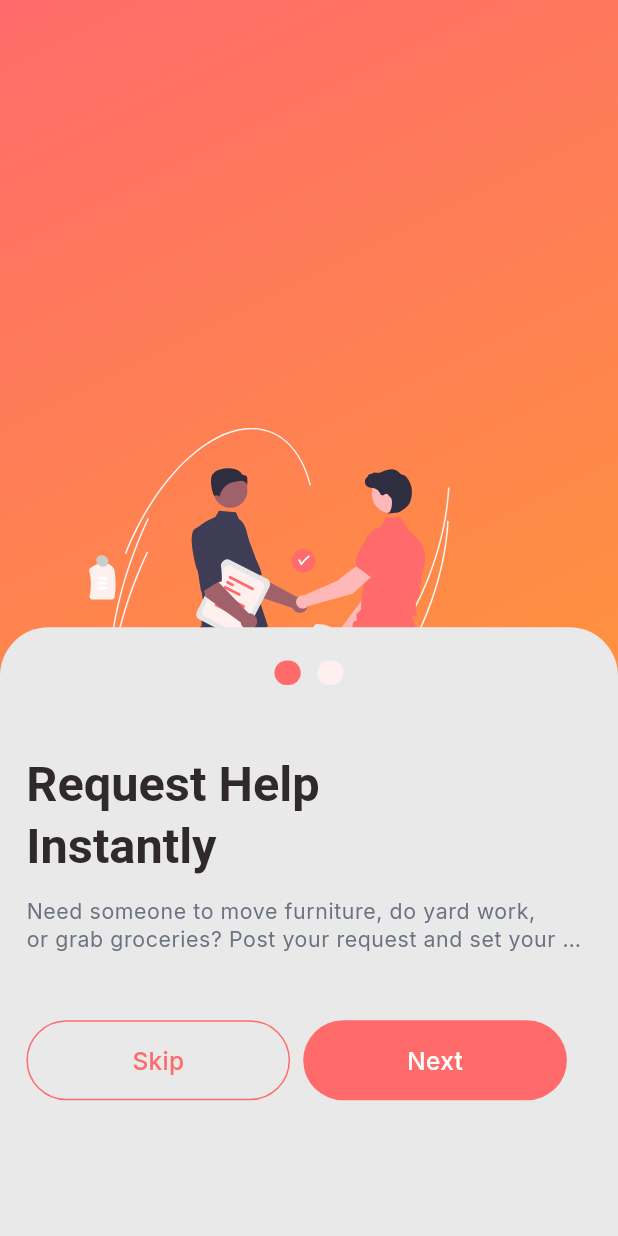
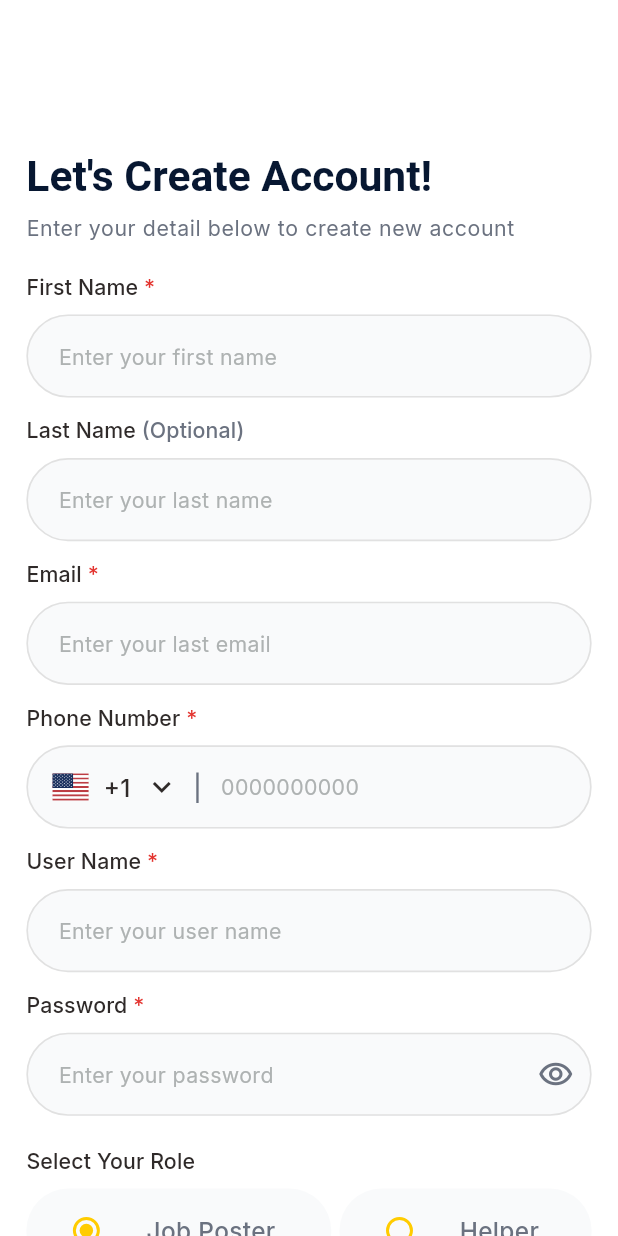
Before and after one commit to backbencherstudio/metalhead10701_app, a Flutter app: the screen it shows after launch, on a phone screen of 412 x 824 dp. Run offline on Flutter 3.47's test engine with Material 3 defaults, Android fonts, the phone set to English and light mode, and no system bars; our stand-ins replace flutter_riverpod, flutter_screenutil, flutter_svg, go_router, google_fonts.

Commit message:
Added create screen

```diff
--- a/lib/core/constant/icons.dart
+++ b/lib/core/constant/icons.dart
@@ -5,8 +5,9 @@ class AppIcons {
 
   static const String appLogo = '$iconPath/splash_logo.svg';
   static const String businessLogo = '$iconPath/undraw_business-deal.svg';
-  static const String transferMoney = '$iconPath/undraw_transfer-money.svg';
+  static const String transferMoney = '$iconPath/undraw_transfer_money.svg';
   static const String welcoming = '$iconPath/undraw_welcoming.svg';
+  static const String useSvg = '$iconPath/usa.svg';
 
 
 }
--- a/lib/core/routes/part_of_import.dart
+++ b/lib/core/routes/part_of_import.dart
@@ -1,6 +1,7 @@
 import 'package:flutter/material.dart';
 import 'package:go_router/go_router.dart';
 import 'package:metal_head/core/routes/route_name.dart';
+import '../../features/screen/create_account_screen/presentation/create_account_screen.dart';
 import '../../features/screen/splash/presentation/splash_screen.dart';
 import '../../features/screen/splash/presentation/splash_screen_2.dart';
 part 'route_config.dart';
--- a/lib/core/routes/route_config.dart
+++ b/lib/core/routes/route_config.dart
@@ -2,7 +2,7 @@ part of 'part_of_import.dart';
 
 class RouteConfig {
   GoRouter goRouter = GoRouter(
-    initialLocation: RouteName.splashScreen,
+    initialLocation: RouteName.createAccountScreen,
 
     routes: [
       //Bottom NavBar
@@ -74,13 +74,13 @@ class RouteConfig {
           return const MaterialPage(child: SplashScreen2());
         },
       ),
-//  GoRoute(
-//         name: RouteName.signInScreen,
-//         path: RouteName.signInScreen,
-//         pageBuilder: (context, state) {
-//           return const MaterialPage(child: SignInScreen());
-//         },
-//       ),
+ GoRoute(
+        name: RouteName.createAccountScreen,
+        path: RouteName.createAccountScreen,
+        pageBuilder: (context, state) {
+          return MaterialPage(child: CreateAccountScreen());
+        },
+      ),
 //        GoRoute(
 //         name: RouteName.acountCreatedScreen,
 //         path: RouteName.acountCreatedScreen,
--- a/lib/core/routes/route_name.dart
+++ b/lib/core/routes/route_name.dart
@@ -1,7 +1,7 @@
 class RouteName {
   static const String splashScreen = "/SplashScreen";
   static const String splashScreen2 = "/SplashScreen2";
-  static const String homeScreen = '/HomeScreen';
+  static const String createAccountScreen = '/CreateAccountScreen';
   static const String paymentsScreen  = "/PaymentsScreen";
   static const String productsScreen = "/ProductsScreen";
   static const String helpScreen = "/HelpScreen";
--- a/lib/core/theme/part/input_decoration_theme.dart
+++ b/lib/core/theme/part/input_decoration_theme.dart
@@ -1,57 +1,46 @@
-// import 'package:flutter/material.dart';
-// import 'package:flutter_screenutil/flutter_screenutil.dart';
-// import 'package:google_fonts/google_fonts.dart';
-// import '../theme_extension/app_colors.dart';
-//
-// class AppInputDecorationTheme {
-//   static InputDecorationTheme inputDecorationTheme = InputDecorationTheme(
-//     contentPadding: EdgeInsets.symmetric(horizontal:20.w, vertical:9.h ),
-//     filled: true,
-//     fillColor: AppColors.fillcolor,
-//     hintStyle: GoogleFonts.roboto(
-//       fontSize: 16.sp,
-//       fontWeight: FontWeight.w400,
-//       color: Color(0xff777980),
-//     ),
-//     labelStyle: GoogleFonts.poppins(
-//       fontSize: 16.sp,
-//       fontWeight: FontWeight.w400,
-//       color: Color(0xff777980),
-//     ),
-//     prefixIconColor: Color(0xffffffff),
-//     suffixIconColor: Color(0xffffffff),
-//     errorStyle: GoogleFonts.poppins(
-//       fontSize: 16.sp,
-//       fontWeight: FontWeight.w400,
-//       color: Colors.red,
-//     ),
-//     border: OutlineInputBorder(
-//       borderRadius: BorderRadius.circular(30.r),
-//       borderSide: BorderSide.none
-//     ),
-//     enabledBorder: OutlineInputBorder(
-//             borderRadius: BorderRadius.circular(30.r),
-//                   borderSide: BorderSide.none
-//
-//
-//     ),
-//     focusedBorder: OutlineInputBorder(
-//                   borderRadius: BorderRadius.circular(30.r),
-//                         borderSide: BorderSide.none
-//
-//
-//     ),
-//     disabledBorder: OutlineInputBorder(
-//                   borderRadius: BorderRadius.circular(30.r),
-//                         borderSide: BorderSide.none
-//
-//
-//     ),
-//     errorBorder:OutlineInputBorder(
-//                   borderRadius: BorderRadius.circular(30.r),
-//                         borderSide: BorderSide.none
-//
-//
-//     ),
-//   );
-// }
+import 'package:flutter/material.dart';
+import 'package:flutter_screenutil/flutter_screenutil.dart';
+import '../theme_extension/app_colors.dart';
+
+class AppInputDecorationTheme {
+
+  static InputDecorationTheme inputDecorationTheme = InputDecorationTheme(
+      hintStyle: TextStyle(
+        color: AppColors.inputTextColor,
+        fontSize: 14.sp,
+        fontWeight: FontWeight.w400,
+      ),
+
+      border: OutlineInputBorder(
+        borderRadius: BorderRadius.circular(100.r),
+        borderSide: BorderSide(color: AppColors.borderColor,),
+      ),
+      enabledBorder: OutlineInputBorder(
+        borderRadius: BorderRadius.circular(100.r),
+        borderSide: BorderSide(color: AppColors.borderColor,width: 1.w),
+      ),
+      focusedBorder: OutlineInputBorder(
+        borderRadius: BorderRadius.circular(100.r),
+        borderSide: BorderSide(color: AppColors.borderColor),
+      ),
+      errorBorder: OutlineInputBorder(
+        borderRadius: BorderRadius.circular(100.r),
+        borderSide: BorderSide(color: AppColors.borderColor),
+      ),
+
+      disabledBorder: OutlineInputBorder(
+        borderRadius: BorderRadius.circular(100.r),
+        borderSide: BorderSide(color: AppColors.borderColor,),
+      ),
+
+      contentPadding: EdgeInsets.symmetric(
+        horizontal: 16.w,
+        vertical: 16.h,
+      ),
+      filled: true,
+      fillColor: AppColors.bgColor4,
+      focusColor: AppColors.bgColor4,
+      hoverColor: AppColors.bgColor4,
+
+  );
+}
--- a/lib/core/theme/theme.dart
+++ b/lib/core/theme/theme.dart
@@ -2,6 +2,7 @@ import 'package:flutter/material.dart';
 import 'package:metal_head/core/theme/part/app_bar_theme.dart';
 import 'package:metal_head/core/theme/part/date_picker_theme.dart';
 import 'package:metal_head/core/theme/part/elevated_button_theme.dart';
+import 'package:metal_head/core/theme/part/input_decoration_theme.dart';
 import 'package:metal_head/core/theme/part/time_picker_theme.dart';
 import 'package:metal_head/core/theme/theme_extension/app_colors.dart';
 import 'package:metal_head/core/theme/theme_extension/text_theme.dart';
@@ -9,7 +10,7 @@ import 'package:metal_head/core/theme/theme_extension/text_theme.dart';
 class AppTheme {
   AppTheme._();
   static ThemeData lightTheme = ThemeData(
-    // inputDecorationTheme: AppInputDecorationTheme.inputDecorationTheme,
+     inputDecorationTheme: AppInputDecorationTheme.inputDecorationTheme,
     scaffoldBackgroundColor: AppColors.primary,
     appBarTheme: AppAppBarTheme.lightAppBarTheme,
     elevatedButtonTheme: AppEvaluatedButtonThemes.evaluatedButtonTheme,
@@ -19,7 +20,7 @@ class AppTheme {
     datePickerTheme: CustomDatePickerTheme.datePickerTheme,
   );
   static ThemeData darkTheme = ThemeData(
-    //inputDecorationTheme: AppInputDecorationTheme.inputDecorationTheme,
+    inputDecorationTheme: AppInputDecorationTheme.inputDecorationTheme,
     scaffoldBackgroundColor: AppColors.onPrimary,
     appBarTheme: AppAppBarTheme.lightAppBarTheme,
     elevatedButtonTheme: AppEvaluatedButtonThemes.evaluatedButtonTheme,
--- a/lib/core/theme/theme_extension/app_colors.dart
+++ b/lib/core/theme/theme_extension/app_colors.dart
@@ -3,9 +3,9 @@ import 'package:flutter/material.dart';
 class AppColors {
   static ColorScheme darkColorScheme = ColorScheme(
     brightness: Brightness.dark,
-    primary: Color(0xff031445),
+    primary: Color(0xffffffff),
     onPrimary: Color(0xffffffff),
-    secondary: Color(0xff041547),
+    secondary: Color(0xffffffff),
     onSecondary: Color(0xffA5A5AB),
     error: Color.fromRGBO(235, 61, 77, 0.09),
     onError: Color(0xffEB3D4D),
@@ -17,18 +17,26 @@ class AppColors {
   static const Color bgColor1 = Color(0xffFF6B6B);
   static const Color bgColor2 = Color(0xffFFA726);
   static const Color bgColor3 = Color(0xffFFF0F0);
+  static const Color bgColor4 = Color(0xffF9FAFB);
+  static const Color bgColor5 = Color(0xffFFCC00);
 
 
 
   //text colors
   static const Color headlineTextColor = Color(0xff2F2A29);
+  static const Color headlineTextColor2 = Color(0xff071731);
   static const Color greyTextColor = Color(0xff6B7280);
+  static const Color lightGreyTextColor = Color(0xff6B7280);
   static const Color redTextColor = Color(0xffFF6B6B);
+  static const Color redTextColor2 = Color(0xffE3342F);
   static const Color whiteTextColor = Color(0xffFFFFFF);
+  static const Color inputTextColor = Color(0xffAEB2B2);
 
 
 
+//Border colors
 
+static const Color borderColor = Color(0xffE1E1E1);
 
 
 
--- a/lib/core/theme/theme_extension/text_theme.dart
+++ b/lib/core/theme/theme_extension/text_theme.dart
@@ -10,8 +10,8 @@ class AppTextTheme {
       fontWeight: FontWeight.w700,
     ),
     headlineMedium: GoogleFonts.ubuntuSans(
-      fontSize: 26.sp,
-      fontWeight: FontWeight.w400,
+      fontSize: 28.sp,
+      fontWeight: FontWeight.w600,
     ),
     headlineSmall: GoogleFonts.ubuntuSans(
       fontSize: 24.sp,
@@ -19,20 +19,20 @@ class AppTextTheme {
       fontWeight: FontWeight.w400,
 
     ),
-    titleLarge: GoogleFonts.ubuntuSans(
+    titleLarge: GoogleFonts.inter(
       fontSize: 22.sp,
       fontWeight: FontWeight.w600,
     ),
-    titleMedium: GoogleFonts.ubuntuSans(
+    titleMedium: GoogleFonts.inter(
       fontSize: 20.sp,
       fontWeight: FontWeight.w500,
     ),
-    titleSmall: GoogleFonts.ubuntuSans(
+    titleSmall: GoogleFonts.inter(
       fontSize: 18.sp,
       fontWeight: FontWeight.w500,
     ),
 
-    bodyLarge: GoogleFonts.ubuntuSans(
+    bodyLarge: GoogleFonts.inter(
       fontSize: 18.sp,
       fontWeight: FontWeight.w500,
     ),
@@ -45,15 +45,15 @@ class AppTextTheme {
       fontWeight: FontWeight.w400,
     ),
 
-    labelLarge: GoogleFonts.ubuntuSans(
+    labelLarge: GoogleFonts.inter(
       fontSize: 14.sp,
       fontWeight: FontWeight.w500,
     ),
-    labelMedium: GoogleFonts.ubuntuSans(
+    labelMedium: GoogleFonts.inter(
       fontSize: 12.sp,
       fontWeight: FontWeight.w500,
     ),
-    labelSmall: GoogleFonts.ubuntuSans(
+    labelSmall: GoogleFonts.inter(
       fontSize: 11.sp,
       fontWeight: FontWeight.w400,
     ),
--- /dev/null
+++ b/lib/features/screen/create_account_screen/presentation/create_account_screen.dart
@@ -0,0 +1,263 @@
+import 'package:flutter/material.dart';
+import 'package:flutter_screenutil/flutter_screenutil.dart';
+import 'package:flutter_svg/flutter_svg.dart';
+import 'package:metal_head/core/constant/icons.dart';
+import 'package:metal_head/core/theme/theme_extension/app_colors.dart';
+import 'package:metal_head/features/screen/create_account_screen/presentation/widgets/input_label_text.dart';
+import 'package:metal_head/features/screen/splash/presentation/widgets/custom_button.dart';
+
+enum SingingCharacter { lafayette, jefferson }
+
+class CreateAccountScreen extends StatefulWidget {
+  const CreateAccountScreen({super.key});
+
+  @override
+  State<CreateAccountScreen> createState() => _CreateAccountScreenState();
+}
+
+class _CreateAccountScreenState extends State<CreateAccountScreen> {
+  SingingCharacter? _character = SingingCharacter.lafayette;
+  @override
+  Widget build(BuildContext context) {
+    final style = Theme.of(context).textTheme;
+
+    return Scaffold(
+      backgroundColor: Colors.white,
+      body: Padding(
+        padding: EdgeInsets.symmetric(horizontal: 16.w),
+        child: SingleChildScrollView(
+          child: Column(
+            crossAxisAlignment: CrossAxisAlignment.start,
+            children: [
+              SizedBox(height: 50.h),
+              Padding(
+                padding: EdgeInsets.all(8.r),
+                child: Icon(Icons.arrow_back_ios_new_rounded),
+              ),
+              SizedBox(height: 8.h),
+              Text(
+                "Let's Create Account!",
+                style: style.headlineMedium?.copyWith(
+                  color: AppColors.headlineTextColor2,
+                ),
+              ),
+              SizedBox(height: 6.h),
+              Text(
+                'Enter your detail below to create new account',
+                style: style.bodySmall?.copyWith(
+                  color: AppColors.greyTextColor,
+                ),
+              ),
+              SizedBox(height: 20.h),
+
+              InputLabel(labelText: 'First Name', optional: ' *', style: style),
+              SizedBox(height: 8.h),
+              TextFormField(
+                style: style.bodyMedium?.copyWith(
+                  color: AppColors.headlineTextColor,
+                ),
+                decoration: InputDecoration(hintText: 'Enter your first name'),
+              ),
+
+              SizedBox(height: 12.h),
+              InputLabel(
+                labelText: 'Last Name',
+                optional: ' (Optional)',
+                color: AppColors.greyTextColor,
+                style: style,
+              ),
+              SizedBox(height: 8.h),
+              TextFormField(
+                style: style.bodyMedium?.copyWith(
+                  color: AppColors.headlineTextColor,
+                ),
+                decoration: InputDecoration(hintText: 'Enter your last name'),
+              ),
+
+              SizedBox(height: 12.h),
+              InputLabel(labelText: 'Email', optional: ' *', style: style),
+              SizedBox(height: 8.h),
+              TextFormField(
+                style: style.bodyMedium?.copyWith(
+                  color: AppColors.headlineTextColor,
+                ),
+                decoration: InputDecoration(hintText: 'Enter your last email'),
+              ),
+
+              SizedBox(height: 12.h),
+              InputLabel(
+                labelText: 'Phone Number',
+                optional: ' *',
+                style: style,
+              ),
+              SizedBox(height: 8.h),
+              TextFormField(
+                style: style.bodyMedium?.copyWith(
+                  color: AppColors.headlineTextColor,
+                ),
+                decoration: InputDecoration(
+                  hintText: '0000000000',
+                  prefixIcon: Row(
+                    mainAxisSize: MainAxisSize.min,
+                    children: [
+                      Padding(
+                        padding: EdgeInsets.only(
+                          left: 16.r,
+                          top: 16.h,
+                          bottom: 16.h,
+                        ),
+                        child: SvgPicture.asset(
+                          AppIcons.useSvg,
+                          width: 24.w,
+                          height: 18.h,
+                        ),
+                      ),
+                      SizedBox(width: 8.w),
+                      Text(
+                        '+1',
+                        style: style.bodyMedium?.copyWith(
+                          color: AppColors.headlineTextColor,
+                        ),
+                      ),
+                      SizedBox(width: 8.w),
+                      Icon(
+                        Icons.keyboard_arrow_down,
+                        color: AppColors.headlineTextColor,
+                      ),
+                      SizedBox(width: 8.w),
+                      Text(
+                        '|',
+                        style: style.bodyMedium?.copyWith(
+                          color: AppColors.lightGreyTextColor,
+                        ),
+                      ),
+                      SizedBox(width: 8.w),
+                    ],
+                  ),
+                ),
+              ),
+
+              SizedBox(height: 12.h),
+              InputLabel(labelText: 'User Name', optional: ' *', style: style),
+              SizedBox(height: 8.h),
+              TextFormField(
+                style: style.bodyMedium?.copyWith(
+                  color: AppColors.headlineTextColor,
+                ),
+                decoration: InputDecoration(hintText: 'Enter your user name'),
+              ),
+
+              SizedBox(height: 12.h),
+              InputLabel(labelText: 'Password', optional: ' *', style: style),
+              SizedBox(height: 8.h),
+              TextFormField(
+                style: style.bodyMedium?.copyWith(
+                  color: AppColors.headlineTextColor,
+                ),
+                decoration: InputDecoration(
+                  hintText: 'Enter your password',
+                  suffixIcon: Icon(
+                    Icons.remove_red_eye_outlined,
+                    color: AppColors.lightGreyTextColor,
+                  ),
+                ),
+              ),
+
+              SizedBox(height: 20.h),
+              InputLabel(labelText: 'Select Your Role', style: style),
+              SizedBox(height: 8.h),
+              RadioGroup<SingingCharacter>(
+                groupValue: _character,
+                onChanged: (SingingCharacter? value) {
+                  setState(() {
+                    _character = value;
+                  });
+                },
+                child: Row(
+                  //mainAxisSize: MainAxisSize.min,
+                  mainAxisAlignment: MainAxisAlignment.spaceBetween,
+                  children: <Widget>[
+                    Container(
+                      width: 185.w,
+                      decoration: BoxDecoration(
+                        color: AppColors.bgColor4,
+                        borderRadius: BorderRadius.circular(100.r),
+                      ),
+                      child: ListTile(
+                        title: Text(
+                          'Job Poster',
+                          style: style.bodyMedium?.copyWith(
+                            color: AppColors.greyTextColor,
+                          ),
+                        ),
+                        leading: Radio<SingingCharacter>(
+                          value: SingingCharacter.lafayette,
+                          fillColor: WidgetStateProperty.resolveWith<Color>((Set<MaterialState> states) {
+                            if (states.contains(WidgetState.selected)) {
+                              return AppColors.bgColor5;
+                            }
+                            return AppColors.bgColor5;
+                          }),
+                        ),
+                      ),
+                    ),
+                    Container(
+                      width: 153.w,
+                      decoration: BoxDecoration(
+                        color: AppColors.bgColor4,
+                        borderRadius: BorderRadius.circular(100.r),
+                      ),
+                      child: ListTile(
+                        title: Text(
+                          'Helper',
+                          style: style.bodyMedium?.copyWith(
+                            color: AppColors.greyTextColor,
+                          ),
+                        ),
+                        leading: Radio<SingingCharacter>(
+                          value: SingingCharacter.jefferson,
+                          fillColor: WidgetStateProperty.resolveWith<Color>((
+                            Set<WidgetState> states,
+                          ) {
+                            if (states.contains(WidgetState.selected)) {
+                              return AppColors.bgColor5;
+                            }
+                            return AppColors.bgColor5;
+                          }),
+                        ),
+                      ),
+                    ),
+                  ],
+                ),
+              ),
+              SizedBox(height: 16.h),
+              Container(
+                decoration: BoxDecoration(
+                  color: AppColors.bgColor5.withAlpha(40),
+                  borderRadius: BorderRadius.circular(8.r),
+                ),
+                child: Padding(
+                  padding: EdgeInsets.all(12.r),
+                  child: Column(
+                    crossAxisAlignment: CrossAxisAlignment.start,
+                    children: [
+                      Text(
+                        'No role selected — you are signing up as a Job Poster by default. You can switch your role anytime in your account settings.',
+                        style: style.labelMedium?.copyWith(
+                          color: AppColors.bgColor5,
+                        ),
+                      ),
+                    ],
+                  ),
+                ),
+              ),
+
+              SizedBox(height: 20.h),
+              CustomButton(text: 'Sign UP',onPressed: (){},)
+            ],
+          ),
+        ),
+      ),
+    );
+  }
+}
--- /dev/null
+++ b/lib/features/screen/create_account_screen/presentation/widgets/input_label_text.dart
@@ -0,0 +1,36 @@
+import 'package:flutter/material.dart';
+
+import '../../../../../core/theme/theme_extension/app_colors.dart';
+
+class InputLabel extends StatelessWidget {
+  const InputLabel({
+    super.key,
+    required this.style,
+    this.labelText,
+    this.optional,
+    this.color,
+  });
+
+  final TextTheme style;
+  final String? labelText;
+  final String? optional;
+  final Color? color;
+
+  @override
+  Widget build(BuildContext context) {
+    return RichText(
+      text: TextSpan(
+        style: style.labelLarge?.copyWith(color: AppColors.headlineTextColor),
+        children: [
+          TextSpan(text: labelText),
+          TextSpan(
+            text: optional,
+            style: style.labelLarge?.copyWith(
+              color: color ?? AppColors.redTextColor2,
+            ),
+          ),
+        ],
+      ),
+    );
+  }
+}
--- a/lib/features/screen/splash/presentation/widgets/custom_button.dart
+++ b/lib/features/screen/splash/presentation/widgets/custom_button.dart
@@ -1,5 +1,6 @@
 import 'package:flutter/material.dart';
 import 'package:flutter_screenutil/flutter_screenutil.dart';
+import 'package:metal_head/core/theme/theme_extension/app_colors.dart';
 
 class CustomButton extends StatelessWidget {
   final String text;
@@ -27,26 +28,20 @@ class CustomButton extends StatelessWidget {
       child: Container(
         width: 160.w,
         decoration: BoxDecoration(
-          color: containerColor ?? Colors.blue,  // Default container color
-          border: Border.all(
-            color: borderColor ?? Colors.transparent,  // Default to transparent if no border color is provided
-          ),
+          color: containerColor ?? AppColors.bgColor1,
+          border: Border.all(color: borderColor ?? Colors.transparent),
           borderRadius: BorderRadius.circular(100.r),
         ),
         child: Center(
           child: Padding(
-            padding: padding ??
-                EdgeInsets.symmetric(
-                  vertical: 14.h,
-                  horizontal: 24.w,
-                ),
+            padding:
+                padding ??
+                EdgeInsets.symmetric(vertical: 14.h, horizontal: 24.w),
             child: Text(
               text,
-              style: textStyle ??
-                  TextStyle(
-                    fontSize: 16.sp,  // Default font size
-                    color: textColor ?? Colors.white,  // Default text color
-                  ),
+              style:
+                  textStyle ??
+                  TextStyle(fontSize: 16.sp, color: textColor ?? Colors.white),
             ),
           ),
         ),
```
Also changed, not shown: assets/icons/usa.svg (added).
